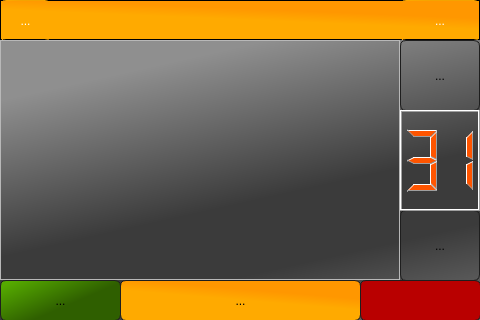
MinniHai/HPoS_Pi, file HPOS/searchScreen.ui: the form before one commit.
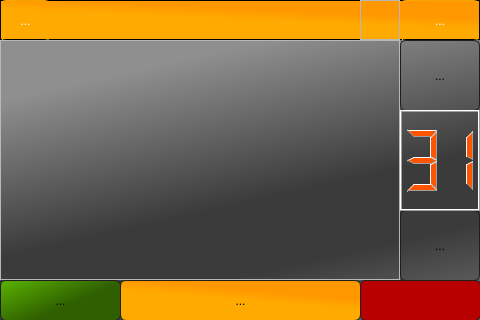
The form after the commit. Icons and pictures are not drawn.

The edit to the form file:
```diff
--- a/HPOS/searchScreen.ui
+++ b/HPOS/searchScreen.ui
@@ -310,6 +310,28 @@
      </size>
     </property>
    </widget>
+   <widget class="QLabel" name="lbQty">
+    <property name="geometry">
+     <rect>
+      <x>360</x>
+      <y>0</y>
+      <width>40</width>
+      <height>40</height>
+     </rect>
+    </property>
+    <property name="frameShape">
+     <enum>QFrame::StyledPanel</enum>
+    </property>
+    <property name="text">
+     <string/>
+    </property>
+    <property name="textFormat">
+     <enum>Qt::AutoText</enum>
+    </property>
+    <property name="alignment">
+     <set>Qt::AlignCenter</set>
+    </property>
+   </widget>
   </widget>
   <widget class="QToolButton" name="btnPlus">
    <property name="geometry">
```
